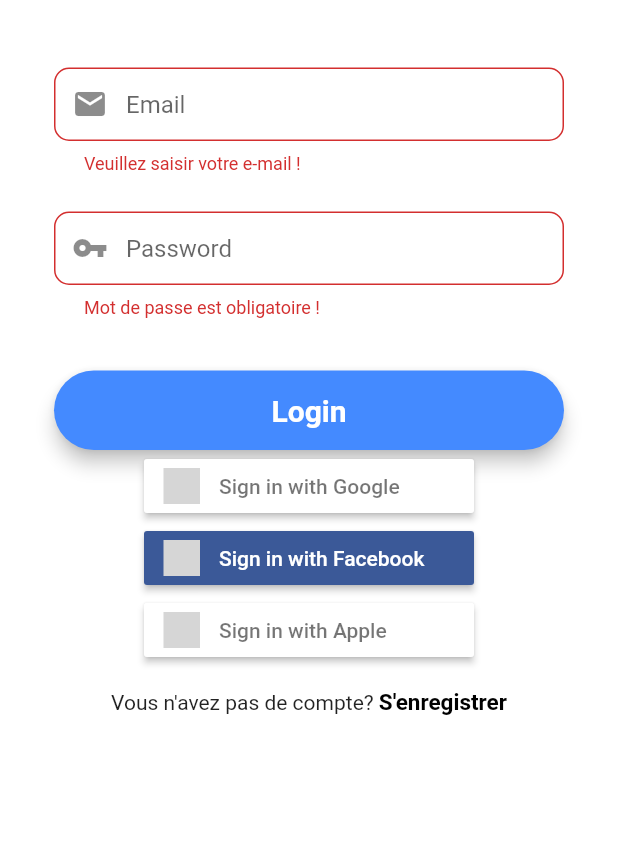
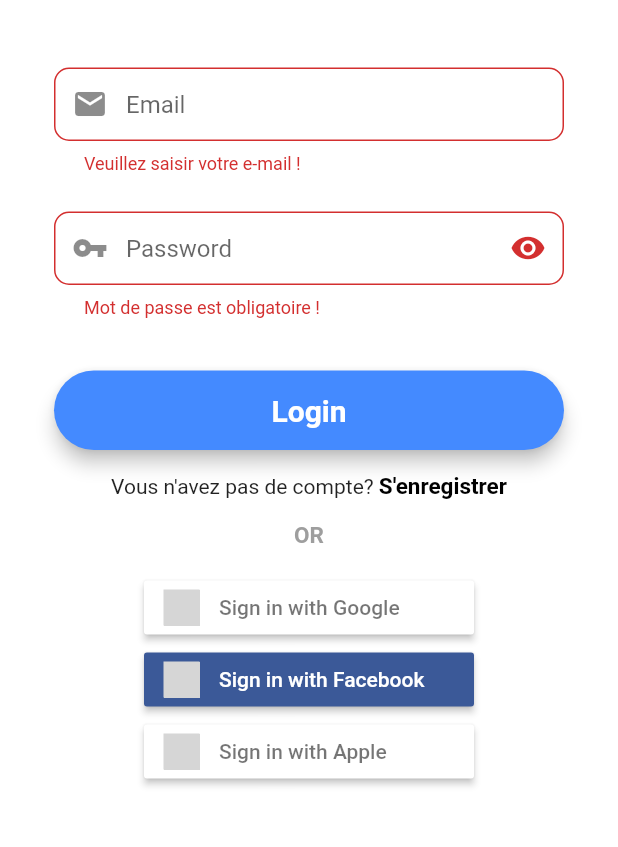
Before and after one commit to nizarsbai/BikeApp, a Flutter app: the screen it shows after launch, after a tap on "Login", on a phone screen of 412 x 824 dp, the part 354-1201 px from its top. Run offline on Flutter 3.47's test engine with Material 2 defaults, Android fonts, the phone set to English and light mode, and no system bars; our stand-ins replace firebase_auth, firebase_core, flutter_signin_button, fluttertoast, google_sign_in; accounts and stored records are empty; grey boxes are pictures that could not be loaded.

Commit message:
- Authentification avec firebase "email" - L'ajout des buttons de connexion avec Google, Facebook et Apple

```diff
--- a/lib/screens/login_screen.dart
+++ b/lib/screens/login_screen.dart
@@ -4,6 +4,7 @@
 import 'package:flutter/material.dart';
 import 'package:fluttertoast/fluttertoast.dart';
 import 'package:flutter_signin_button/flutter_signin_button.dart';
+import 'package:google_sign_in/google_sign_in.dart';
 
 class LoginScreen extends StatefulWidget {
   const LoginScreen({Key? key}) : super(key: key);
@@ -13,6 +14,9 @@
 }
 
 class _LoginScreenState extends State<LoginScreen> {
+GoogleSignIn _googleSignIn = GoogleSignIn(scopes: ['email']);
+
+  bool _obscureText=true;
   // form key
   final _formKey = GlobalKey<FormState>();
 
@@ -45,7 +49,7 @@
         }
         return null;
       },
-      //validator: () {},
+
       onSaved: (value)
         {
           emailController.text=value!;
@@ -64,7 +68,7 @@
     final passwordField=TextFormField(
       autofocus: false,
       controller: passwordController,
-      obscureText: true,
+      obscureText: _obscureText,
 
       validator: (value){
         RegExp regex = new RegExp(r'^.{6,}$');
@@ -72,7 +76,7 @@
           return ("Mot de passe est obligatoire !");
         }
         if(!regex.hasMatch(value)){
-          return("Veuillez saisir un mot de passe valide (Min. 6 caractère) ");
+          return("Veuillez saisir un mot de passe valide (Min. 6 caractères) ");
         }
       },
       onSaved: (value)
@@ -82,6 +86,16 @@
       textInputAction: TextInputAction.done,
         decoration: InputDecoration(
             prefixIcon: Icon(Icons.vpn_key),
+            suffixIcon: GestureDetector(
+              onTap: (){
+                setState(() {
+                  _obscureText=!_obscureText;
+                });
+            },
+            child: Icon(_obscureText
+             ? Icons.visibility
+             : Icons.visibility_off),
+             ),
             contentPadding: EdgeInsets.fromLTRB(20, 15, 20, 15),
             hintText: "Password",
             border: OutlineInputBorder(
@@ -135,15 +149,7 @@
               passwordField,
               SizedBox(height: 35),
               loginButton,
-              SignInButton(Buttons.Google, onPressed: () {
 
-            }),
-            SignInButton(Buttons.Facebook, onPressed: () {
-
-            }),
-            SignInButton(Buttons.Apple, onPressed: () {
-
-            }),
               SizedBox(height: 15),
 
               Row(
@@ -166,7 +172,29 @@
                         fontSize: 15),
                   ),
                   )
-                ])
+                ]),
+
+              SizedBox(height: 15),
+
+              Text("OR", textAlign: TextAlign.center,
+                style: TextStyle(fontSize: 15, color: Colors.grey,
+                fontWeight: FontWeight.bold)),
+
+              SizedBox(height: 15),
+
+
+                SignInButton(Buttons.Google, onPressed: () async {
+                  await _googleSignIn.signIn();
+              setState(() {});
+
+            }),
+            SignInButton(Buttons.Facebook, onPressed: (){
+
+
+            }),
+            SignInButton(Buttons.Apple, onPressed: () {
+
+            }),
 
             ],
           ),
```
Also changed, not shown: pubspec.lock.
